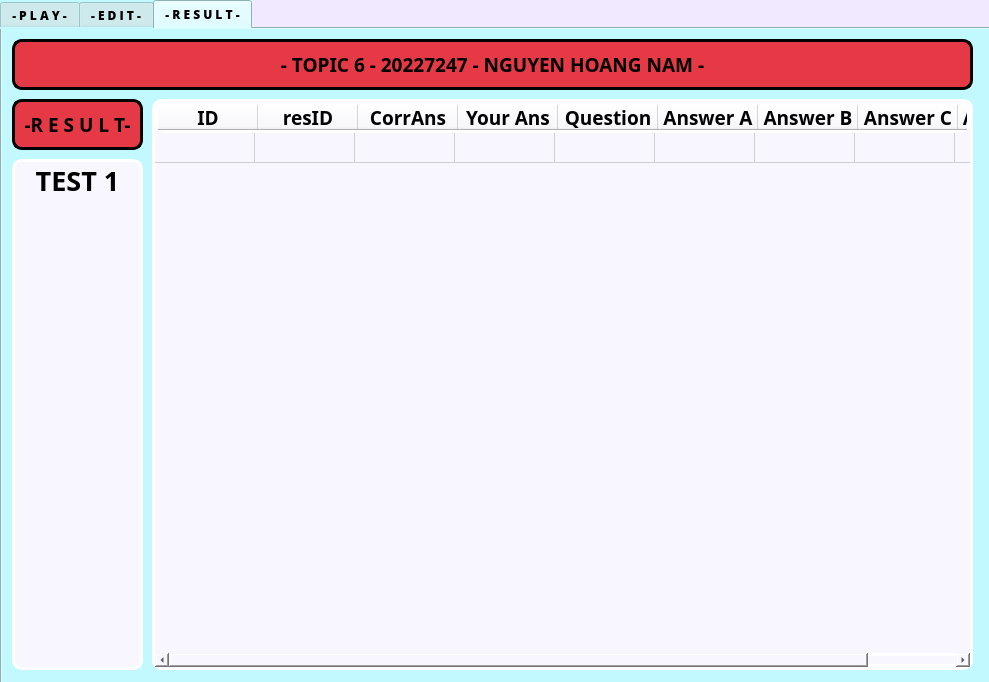
This is form.ui in hoangnamgithub/topic6_QuizzApp_main as Qt 5 draws it before an edit. The edited form follows.
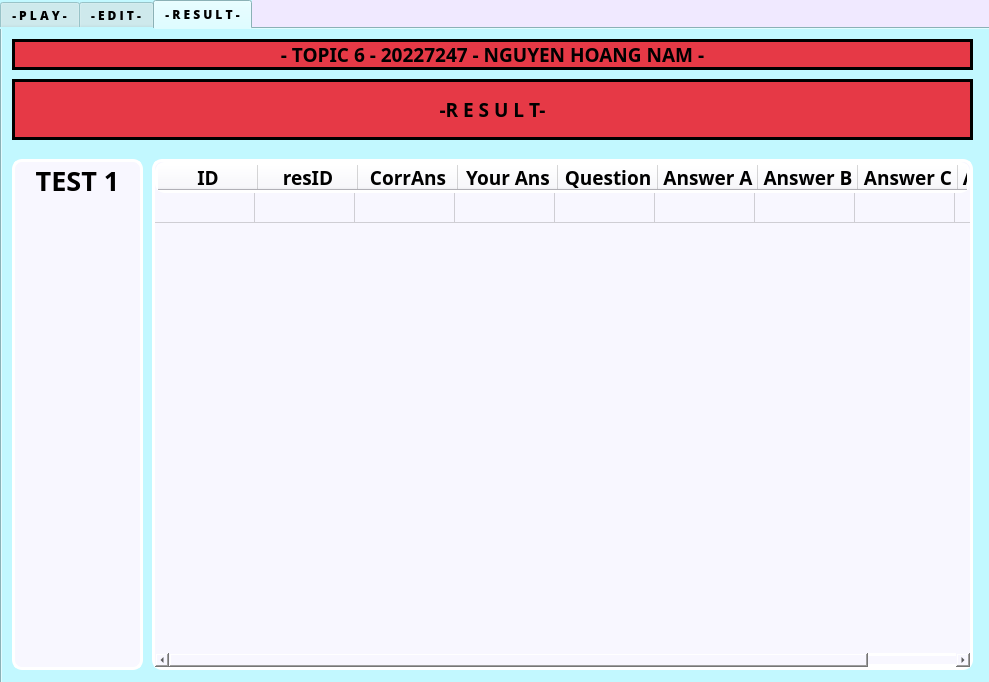
This is the edited form. The open tabs and pages were chosen to show the change.

Patch:
```diff
--- a/form.ui
+++ b/form.ui
@@ -1919,7 +1919,7 @@
         <x>10</x>
         <y>10</y>
         <width>961</width>
-        <height>51</height>
+        <height>31</height>
        </rect>
       </property>
       <property name="font">
@@ -1932,7 +1932,7 @@
       <property name="styleSheet">
        <string notr="true">background-color: rgb(230, 57, 70);
 border: 3px solid rgb(0, 0, 0);
-border-radius: 10px;</string>
+</string>
       </property>
       <property name="text">
        <string>- TOPIC 6 - 20227247 - NGUYEN HOANG NAM -</string>
@@ -1945,9 +1945,9 @@
       <property name="geometry">
        <rect>
         <x>150</x>
-        <y>70</y>
+        <y>130</y>
         <width>821</width>
-        <height>571</height>
+        <height>511</height>
        </rect>
       </property>
       <property name="font">
@@ -2095,9 +2095,9 @@
       <property name="geometry">
        <rect>
         <x>10</x>
-        <y>70</y>
-        <width>131</width>
-        <height>51</height>
+        <y>50</y>
+        <width>961</width>
+        <height>61</height>
        </rect>
       </property>
       <property name="font">
@@ -2110,7 +2110,7 @@
       <property name="styleSheet">
        <string notr="true">background-color: rgb(230, 57, 70);
 border: 3px solid rgb(0, 0, 0);
-border-radius: 10px;</string>
+</string>
       </property>
       <property name="text">
        <string>-R E S U L T-</string>
```
Left out of the diff: 4 changed lines with no effect on the pictures.
